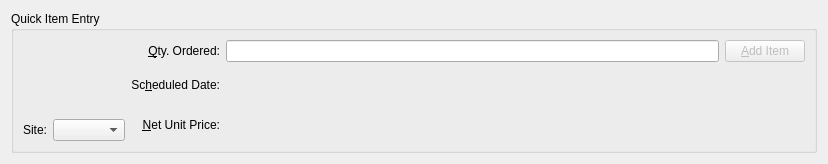
tomdatkins/xtuple, file source/distribution/foundation-database/xwd/tables/pkguiform/salesOrderAddend.ui: the form before one commit.
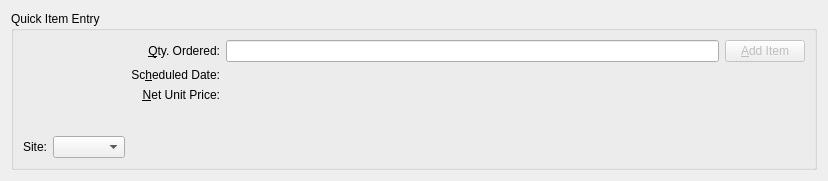
The form after the commit. Custom widgets are drawn as their Qt base class.

What changed in the file:
```diff
--- a/source/distribution/foundation-database/xwd/tables/pkguiform/salesOrderAddend.ui
+++ b/source/distribution/foundation-database/xwd/tables/pkguiform/salesOrderAddend.ui
@@ -7,7 +7,7 @@
     <x>0</x>
     <y>0</y>
     <width>828</width>
-    <height>164</height>
+    <height>181</height>
    </rect>
   </property>
   <property name="sizePolicy">
@@ -19,7 +19,7 @@
   <property name="windowTitle">
    <string>Form</string>
   </property>
-  <layout class="QHBoxLayout" name="horizontalLayout_2">
+  <layout class="QVBoxLayout" name="verticalLayout_4">
    <item>
     <widget class="QGroupBox" name="_quickEntryGroup">
      <property name="title">
@@ -55,6 +55,8 @@
        </layout>
       </item>
       <item>
+       <layout class="QVBoxLayout" name="verticalLayout_3">
+        <item>
        <layout class="QGridLayout" name="gridLayout">
         <item row="0" column="0">
          <widget class="QLabel" name="_quickQtyOrderedLit">
@@ -130,6 +132,21 @@
        </layout>
       </item>
       <item>
+         <spacer name="verticalSpacer_2">
+          <property name="orientation">
+           <enum>Qt::Vertical</enum>
+          </property>
+          <property name="sizeHint" stdset="0">
+           <size>
+            <width>20</width>
+            <height>40</height>
+           </size>
+          </property>
+         </spacer>
+        </item>
+       </layout>
+      </item>
+      <item>
        <layout class="QVBoxLayout" name="verticalLayout">
         <item>
          <widget class="QPushButton" name="_quickSave">
```
Left out of the diff: 4 changed lines with no effect on the pictures. Lines whose indentation alone changed are shown as unchanged.
